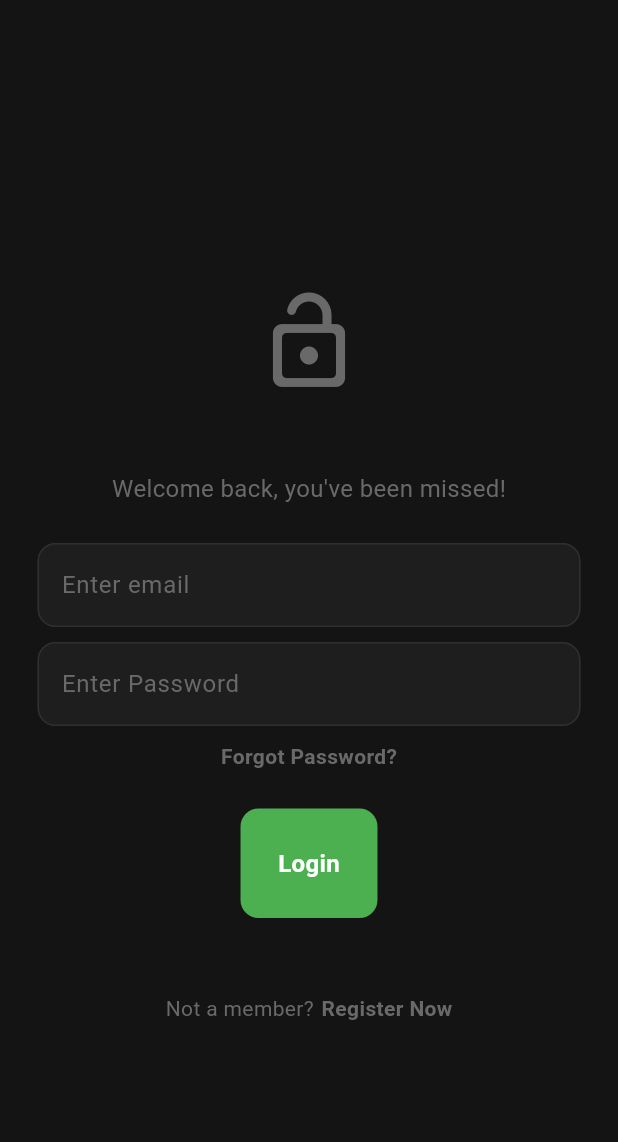
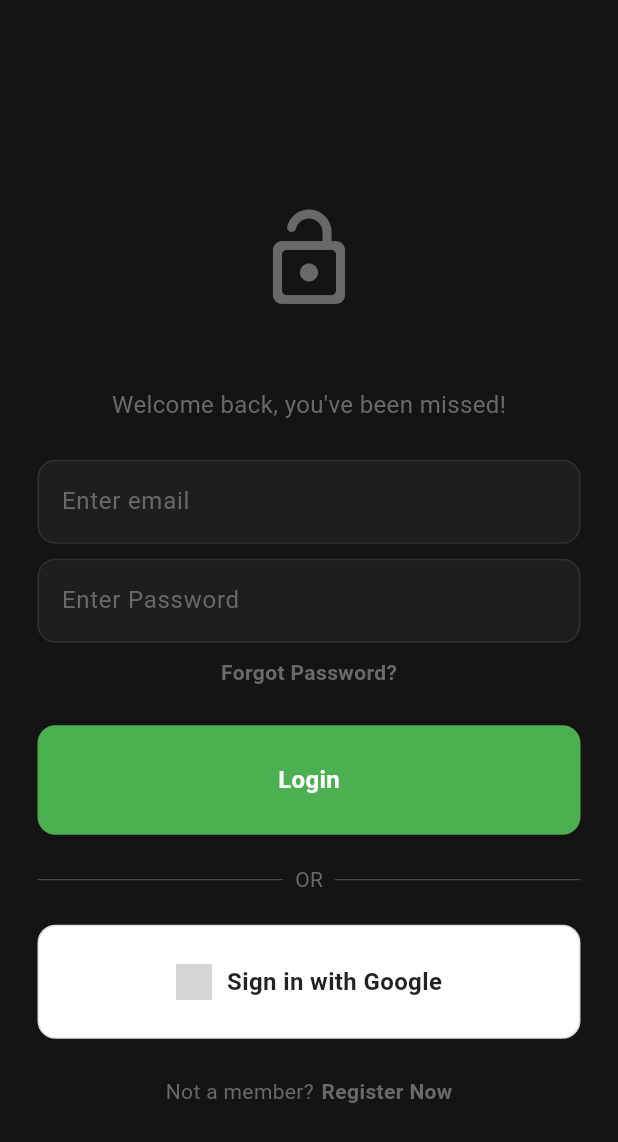
Before and after one commit to SachinDevX/twitter, a Flutter app: the LoginPage screen opened directly with empty values, on a phone screen of 412 x 824 dp. Shown: the top 1142 px of the screen. Run offline on Flutter 3.47's test engine with Material 3 defaults, Android fonts, the phone set to English and light mode, and no system bars; our stand-ins replace cloud_firestore, firebase_auth, firebase_core, google_sign_in; accounts and stored records are empty; generated files the repository leaves out were written again; grey boxes are pictures that could not be loaded.

Commit message:
Google Authentication Done

```diff
--- a/lib/components/my_button.dart
+++ b/lib/components/my_button.dart
@@ -4,12 +4,18 @@ class MyButton extends StatelessWidget {
   final String text;
   final void Function()? onTap;
   final Color color;
+  final Color textColor;
+  final Widget? icon;
+  final EdgeInsets? padding;
 
   const MyButton({
     super.key,
     required this.onTap,
     required this.text,
     this.color = Colors.blue,
+    this.textColor = Colors.white,
+    this.icon,
+    this.padding,
   });
 
   @override
@@ -17,17 +23,29 @@ class MyButton extends StatelessWidget {
     return GestureDetector(
       onTap: onTap,
       child: Container(
-        padding: const EdgeInsets.all(25),
+        padding: padding ?? const EdgeInsets.all(25),
         decoration: BoxDecoration(
           color: color,
           borderRadius: BorderRadius.circular(12),
+          border: color == Colors.white
+              ? Border.all(color: Colors.grey.shade300)
+              : null,
         ),
-        child: Text(
-          text,
-          style: const TextStyle(
-            fontWeight: FontWeight.bold,
-            fontSize: 16,
-            color: Colors.white,
+        child: Center(
+          child: Row(
+            mainAxisAlignment: MainAxisAlignment.center,
+            children: [
+              if (icon != null) icon!,
+              if (icon != null) const SizedBox(width: 10),
+              Text(
+                text,
+                style: TextStyle(
+                  fontWeight: FontWeight.bold,
+                  fontSize: 16,
+                  color: textColor,
+                ),
+              ),
+            ],
           ),
         ),
       ),
--- a/lib/pages/login_page.dart
+++ b/lib/pages/login_page.dart
@@ -39,6 +39,25 @@ class _LoginPageState extends State<LoginPage> {
     }
   }
 
+  // Google Sign-In method
+  void signInWithGoogle() async {
+    showLoadingCircle(context);
+    try {
+      await _auth.signInWithGoogle();
+      if (mounted) hideLoadingCircle(context);
+    } catch (e) {
+      if (mounted) hideLoadingCircle(context);
+      if (mounted) {
+        showDialog(
+          context: context,
+          builder: (context) => AlertDialog(
+            title: Text(e.toString()),
+          ),
+        );
+      }
+    }
+  }
+
   @override
   Widget build(BuildContext context) {
     return Scaffold(
@@ -47,6 +66,7 @@ class _LoginPageState extends State<LoginPage> {
         padding: const EdgeInsets.symmetric(horizontal: 25.0),
         child: SafeArea(
           child: Center(
+            child: SingleChildScrollView(
               child: Column(
                 mainAxisAlignment: MainAxisAlignment.center,
                 children: [
@@ -89,14 +109,58 @@ class _LoginPageState extends State<LoginPage> {
                   ),
                   const SizedBox(height: 25),
 
-                // ✅ Login Button with Green Background
+                  // Login Button
                   MyButton(
                     text: "Login",
                     onTap: Login,
-                  color: Colors.green, // Set button background color to green
+                    color: Colors.green,
                   ),
 
-                const SizedBox(height: 50),
+                  const SizedBox(height: 20),
+
+                  // OR Divider
+                  Row(
+                    children: [
+                      Expanded(
+                        child: Divider(
+                          color: Theme.of(context).colorScheme.primary,
+                          thickness: 0.5,
+                        ),
+                      ),
+                      Padding(
+                        padding: const EdgeInsets.symmetric(horizontal: 8.0),
+                        child: Text(
+                          "OR",
+                          style: TextStyle(
+                            color: Theme.of(context).colorScheme.primary,
+                          ),
+                        ),
+                      ),
+                      Expanded(
+                        child: Divider(
+                          color: Theme.of(context).colorScheme.primary,
+                          thickness: 0.5,
+                        ),
+                      ),
+                    ],
+                  ),
+
+                  const SizedBox(height: 20),
+
+                  // Google Sign-In Button
+                  MyButton(
+                    text: "Sign in with Google",
+                    onTap: signInWithGoogle,
+                    color: Colors.white,
+                    textColor: Colors.black87,
+                    icon: Image.asset(
+                      'assets/google_logo.png', // Add your Google logo asset
+                      height: 24,
+                      width: 24,
+                    ),
+                  ),
+
+                  const SizedBox(height: 25),
 
                   // "Not a member? Register Now"
                   Row(
@@ -126,6 +190,7 @@ class _LoginPageState extends State<LoginPage> {
             ),
           ),
         ),
+      ),
     );
   }
 }
--- a/pubspec.yaml
+++ b/pubspec.yaml
@@ -39,9 +39,10 @@ dependencies:
   firebase_auth: ^5.5.1
   cloud_firestore: ^5.6.5
   image_picker: ^0.8.7+4  # For picking images from the gallery or camera
-  flutter_image_compress: ^1.1.0  # Optional: For compressing images
+  flutter_image_compress: ^2.4.0
   path_provider: ^2.0.11  # For storing images locally
   path: ^1.8.2  # For handling file paths
+  google_sign_in: ^6.3.0
 
 dev_dependencies:
   flutter_test:
@@ -68,6 +69,8 @@ flutter:
   # To add assets to your application, add an assets section, like this:
   assets:
     - assets/icon-480.png
+    - assets/google_logo.png
+
   #   - images/a_dot_burr.jpeg
   #   - images/a_dot_ham.jpeg
 
```
Also changed, not shown: lib/services/auth/auth_service.dart (+31 -0 lines), pubspec.lock, 3 other files. Lines whose indentation alone changed are shown as unchanged.
